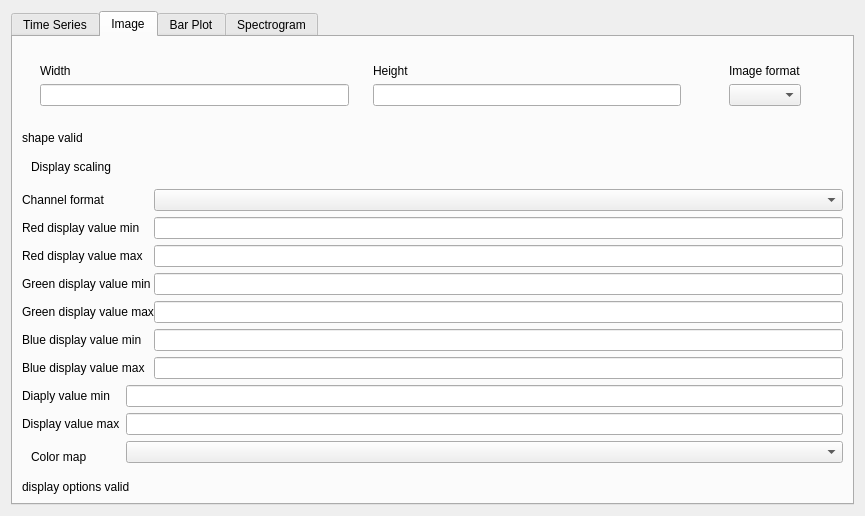
PhysioLabXR/PhysioLabXR-Community, file ui/OptionsWindowPlotFormatWidget.ui: the form before one commit.
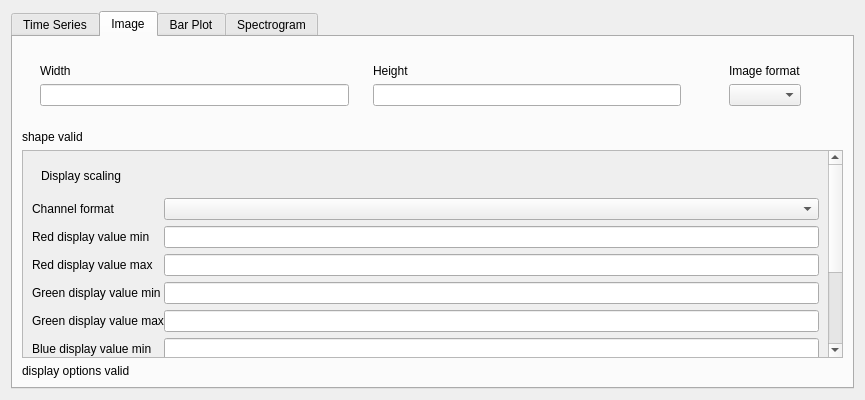
The form after the commit. The open tabs and pages were chosen to show the change.

Commit message: fix stream option window vertical size

Diff of the .ui file:
```diff
--- a/ui/OptionsWindowPlotFormatWidget.ui
+++ b/ui/OptionsWindowPlotFormatWidget.ui
@@ -7,7 +7,7 @@
     <x>0</x>
     <y>0</y>
     <width>865</width>
-    <height>230</height>
+    <height>400</height>
    </rect>
   </property>
   <property name="windowTitle">
@@ -123,6 +123,21 @@
         </widget>
        </item>
        <item>
+        <widget class="QScrollArea" name="scrollArea">
+         <property name="widgetResizable">
+          <bool>true</bool>
+         </property>
+         <widget class="QWidget" name="scrollAreaWidgetContents">
+          <property name="geometry">
+           <rect>
+            <x>0</x>
+            <y>0</y>
+            <width>809</width>
+            <height>362</height>
+           </rect>
+          </property>
+          <layout class="QVBoxLayout" name="verticalLayout_13">
+           <item>
         <widget class="QWidget" name="display_options" native="true">
          <layout class="QVBoxLayout" name="verticalLayout_12">
           <property name="leftMargin">
@@ -296,6 +311,10 @@
            </widget>
           </item>
          </layout>
+            </widget>
+           </item>
+          </layout>
+         </widget>
         </widget>
        </item>
        <item>
```
Left out of the diff: 2 changed lines with no effect on the pictures. Lines whose indentation alone changed are shown as unchanged. The commit also changes 2 other files.
